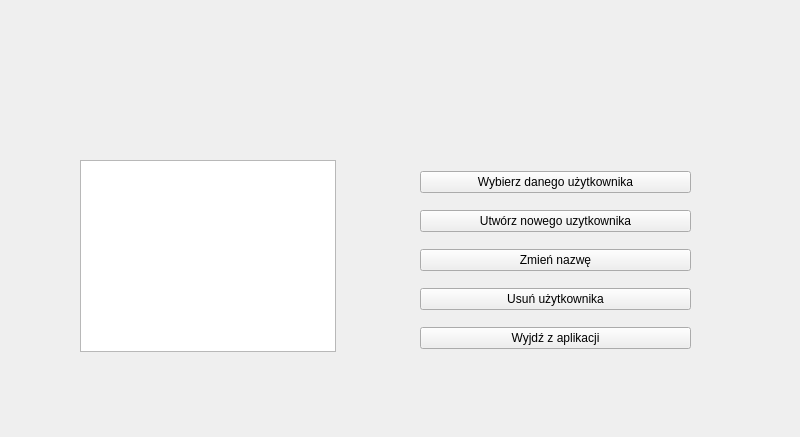
Old version of the form src/qt_ui/loginwindow.ui in the repository Michalmo12345/FlashcardQTApp.
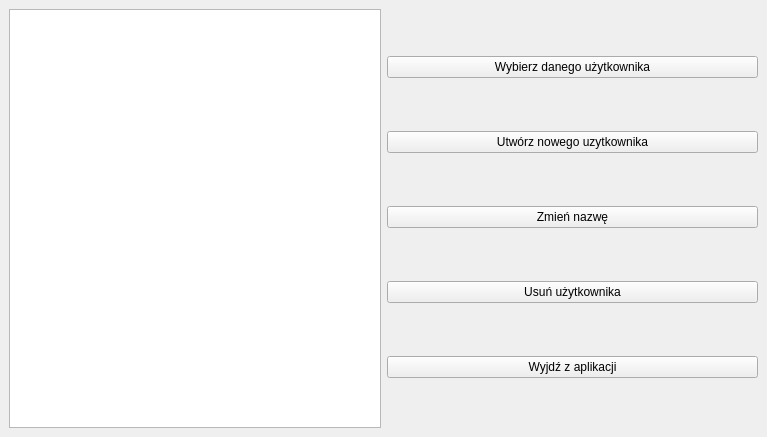
New version of the form.

Commit message: Add layoutsy, fix full screen scaling

```diff
--- a/src/qt_ui/loginwindow.ui
+++ b/src/qt_ui/loginwindow.ui
@@ -6,7 +6,7 @@
    <rect>
     <x>0</x>
     <y>0</y>
-    <width>800</width>
+    <width>767</width>
     <height>437</height>
    </rect>
   </property>
@@ -14,26 +14,24 @@
    <string>MainWindow</string>
   </property>
   <widget class="QWidget" name="centralwidget">
-   <widget class="QListWidget" name="dbUsersWidget">
-    <property name="geometry">
-     <rect>
-      <x>80</x>
-      <y>160</y>
-      <width>256</width>
-      <height>192</height>
-     </rect>
-    </property>
-   </widget>
-   <widget class="QWidget" name="verticalLayoutWidget">
-    <property name="geometry">
-     <rect>
-      <x>420</x>
-      <y>160</y>
-      <width>271</width>
-      <height>201</height>
-     </rect>
-    </property>
+   <property name="layoutDirection">
+    <enum>Qt::LeftToRight</enum>
+   </property>
+   <property name="autoFillBackground">
+    <bool>true</bool>
+   </property>
+   <layout class="QGridLayout" name="gridLayout" columnstretch="2,2,0">
+    <property name="sizeConstraint">
+     <enum>QLayout::SetDefaultConstraint</enum>
+    </property>
+    <item row="0" column="0">
+     <widget class="QListWidget" name="dbUsersWidget"/>
+    </item>
+    <item row="0" column="1">
     <layout class="QVBoxLayout" name="verticalLayout">
+      <property name="spacing">
+       <number>6</number>
+      </property>
      <item>
       <widget class="QPushButton" name="chooseButton">
        <property name="text">
@@ -70,7 +68,8 @@
       </widget>
      </item>
     </layout>
-   </widget>
+    </item>
+   </layout>
   </widget>
  </widget>
  <resources/>
```
Lines whose indentation alone changed are shown as unchanged. The commit also changes 2 other files.
